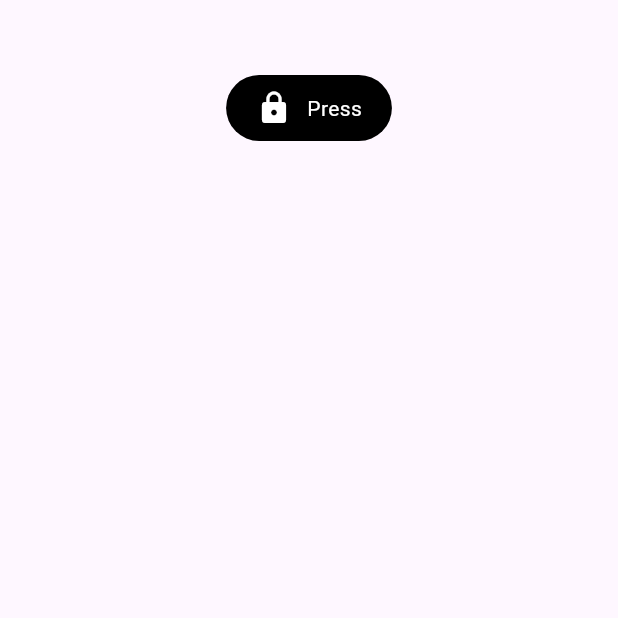
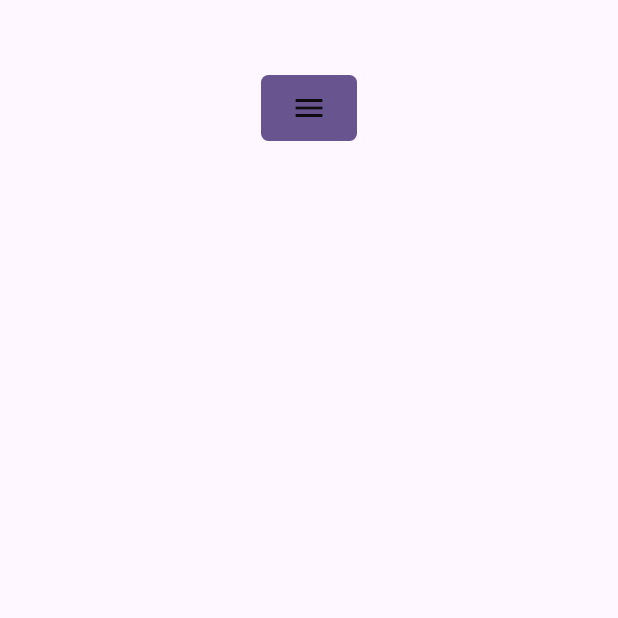
Before and after one commit to t-mabrar/flutter_components, a Flutter app: the screen it shows after launch, on a phone screen of 412 x 824 dp, the top half of it. Run offline on Flutter 3.47's test engine with Material 3 defaults, Android fonts, the phone set to English and light mode, and no system bars; our stand-ins replace flutter_styled_toast, fluttertoast, font_awesome_flutter, logger, streaming_shared_preferences.

Commit message:
App button enhanced with widget constructor and bottom sheet is enhanced

```diff
--- a/example/lib/main.dart
+++ b/example/lib/main.dart
@@ -35,14 +35,12 @@ class _MyHomePageState extends State<MyHomePage> {
         crossAxisAlignment: CrossAxisAlignment.center,
         children: [
           SizedBox(height: 50.0),
-          AppButton(
-            // buttonFullWidth: true,
-            title: "Press",
+          AppButton.widget(
             onPressed: () {},
-            color: Colors.black,
-            // isExpanded: true,
-            borderRadius: 50.0,
+            // color: Colors.black,
+            // borderRadius: 50.0,
             prefix: Icon(Icons.lock, color: Colors.white),
+            child: Icon(Icons.menu),
           ),
         ],
       ),
--- a/lib/flutter_components.dart
+++ b/lib/flutter_components.dart
@@ -3,4 +3,5 @@ export 'src/core/app_imports.dart';
 // Widgets
 export 'src/widgets/app_form_textfield.dart';
 export 'src/widgets/app_button.dart';
+export 'src/widgets/app_bottom_sheet.dart';
 export 'src/widgets/app_loading.dart';
--- a/lib/src/widgets/app_button.dart
+++ b/lib/src/widgets/app_button.dart
@@ -10,8 +10,10 @@ class AppButton extends StatefulWidget {
   final Widget? suffix;
   final bool _isLinkButton;
   final bool _isIconButton;
+  final Icon _icon;
+  final bool _isWidgetButton;
+  final Widget _widgetButton;
   final void Function() onPressed;
-  final Icon _icon;
   final bool? isLoading;
   final BoxBorder? border;
   final Color? color;
@@ -28,7 +30,7 @@ class AppButton extends StatefulWidget {
   final FontWeight fontWeight;
   final bool isEnabled;
 
-  const AppButton({
+  AppButton({
     super.key,
     required this.title,
     required this.onPressed,
@@ -49,9 +51,11 @@ class AppButton extends StatefulWidget {
     this.fontWeight = FontWeight.normal,
     this.isEnabled = true,
   }) : _isLinkButton = false,
+       _isWidgetButton = false,
        _isIconButton = false,
        _hideUnderLine = false,
-       _icon = const Icon(Icons.ac_unit);
+       _icon = const Icon(Icons.ac_unit),
+       _widgetButton = Container();
 
   const AppButton._internal({
     required this.title,
@@ -62,7 +66,9 @@ class AppButton extends StatefulWidget {
     this.padding,
     this.titleStyle,
     this.fontColor,
+    required Widget widgetButton,
     required Icon icon,
+    required bool isWidgetButton,
     required bool isLinkButton,
     required bool isIconButton,
     required bool hideUnderLine,
@@ -78,8 +84,45 @@ class AppButton extends StatefulWidget {
     this.isEnabled = true,
   }) : _isLinkButton = isLinkButton,
        _isIconButton = isIconButton,
+       _isWidgetButton = isWidgetButton,
        _hideUnderLine = hideUnderLine,
+       _widgetButton = widgetButton,
        _icon = icon;
+
+  factory AppButton.widget({
+    Widget? child,
+    required void Function() onPressed,
+    Color? color,
+    Color? fontColor,
+    TextStyle? titleStyle,
+    EdgeInsets? padding,
+    Widget? prefix,
+    Widget? suffix,
+    bool? hideUnderLine,
+    double? fontSize,
+    FontWeight fontWeight = FontWeight.normal,
+    bool? isEnabled,
+  }) {
+    return AppButton._internal(
+      widgetButton: child ?? Container(),
+      isWidgetButton: true,
+      title: "",
+      prefix: prefix,
+      suffix: suffix,
+      fontColor: fontColor,
+      color: color,
+      padding: padding,
+      titleStyle: titleStyle,
+      fontWeight: fontWeight,
+      isLinkButton: false,
+      isIconButton: false,
+      fontSize: fontSize,
+      onPressed: onPressed,
+      icon: const Icon(Icons.ac_unit),
+      hideUnderLine: hideUnderLine ?? false,
+      isEnabled: isEnabled ?? true,
+    );
+  }
 
   factory AppButton.link({
     required String title,
@@ -96,6 +139,7 @@ class AppButton extends StatefulWidget {
     bool? isEnabled,
   }) {
     return AppButton._internal(
+      isWidgetButton: false,
       title: title,
       prefix: prefix,
       suffix: suffix,
@@ -108,6 +152,7 @@ class AppButton extends StatefulWidget {
       isIconButton: false,
       fontSize: fontSize,
       onPressed: onPressed,
+      widgetButton: Container(),
       icon: const Icon(Icons.ac_unit),
       hideUnderLine: hideUnderLine ?? false,
       isEnabled: isEnabled ?? true,
@@ -124,6 +169,7 @@ class AppButton extends StatefulWidget {
     double? buttonWidth,
   }) {
     return AppButton._internal(
+      isWidgetButton: false,
       title: "",
       prefix: prefix,
       suffix: suffix,
@@ -132,6 +178,7 @@ class AppButton extends StatefulWidget {
       onPressed: onPressed,
       icon: icon,
       hideUnderLine: false,
+      widgetButton: Container(),
       isEnabled: isEnabled ?? true,
       buttonFullWidth: buttonFullWidth ?? false,
       buttonWidth: buttonWidth,
@@ -244,7 +291,10 @@ class AppButtonState extends State<AppButton> {
           padding:
               widget.padding ??
               const EdgeInsets.symmetric(horizontal: 20.0, vertical: 10.0),
-          child: Row(
+          child:
+              widget._isWidgetButton
+                  ? widget._widgetButton
+                  : Row(
                     mainAxisAlignment: MainAxisAlignment.center,
                     mainAxisSize: MainAxisSize.min,
                     children: [
```
Also changed, not shown: lib/src/widgets/app_bottom_sheet.dart (+95 -90 lines). Lines whose indentation alone changed are shown as unchanged.
